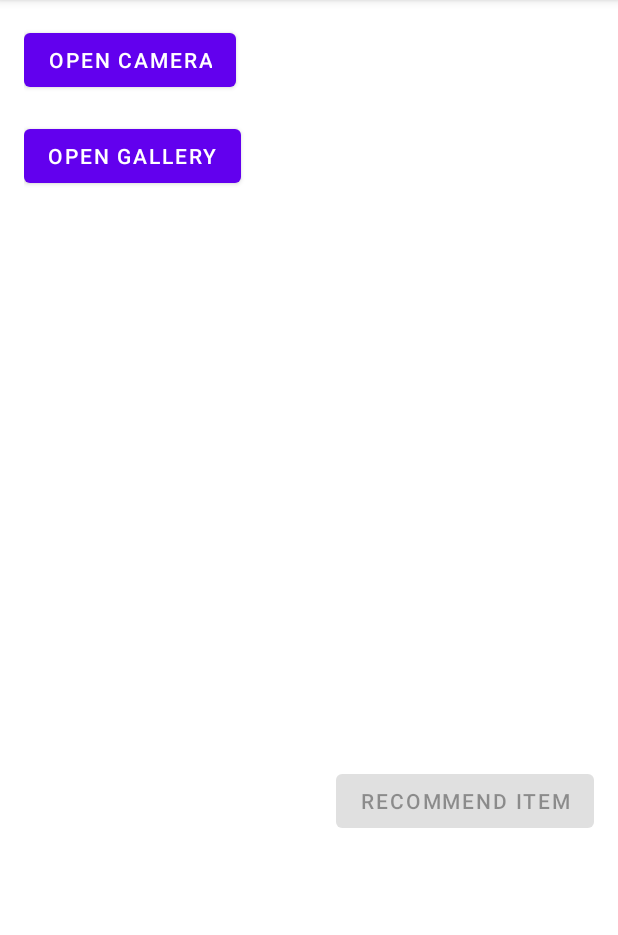
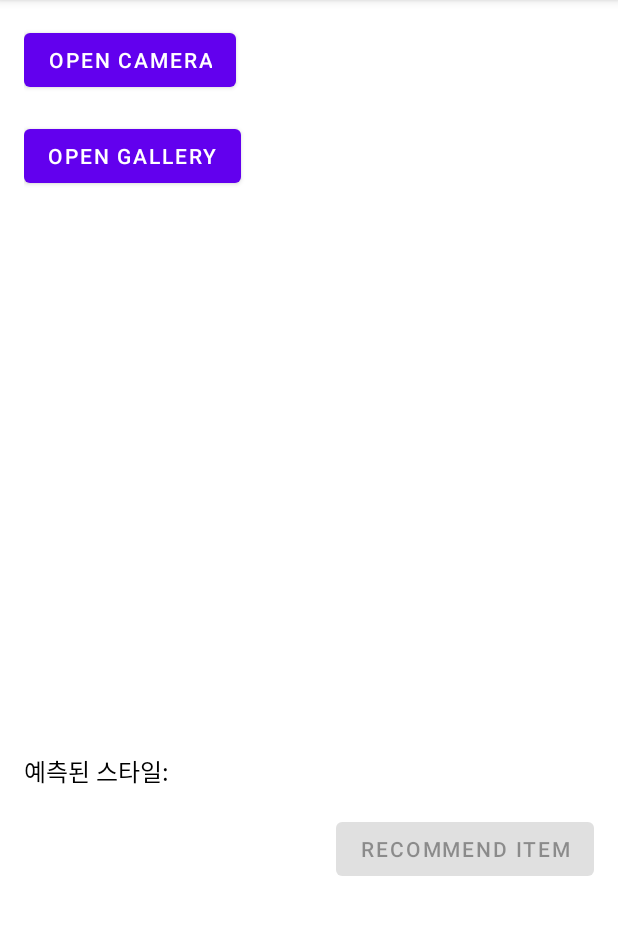
Before and after one commit to wlsgk5535/capstone, an Android app built with Jetpack Compose: the GalleryActivity screen opened directly, with no data from a screen before it, on a phone screen of 412 x 824 dp, the part 84-1019 px from its top. Run offline under Robolectric (Android 15) with nearby library versions, the phone set to English and light mode, and no system bars; pictures from the network do not load.

Commit message:
예측된 스타일 화면에 띄우기

```diff
--- a/app/src/main/java/com/example/calculator/GalleryActivity.java
+++ b/app/src/main/java/com/example/calculator/GalleryActivity.java
@@ -22,6 +22,7 @@ import androidx.core.app.ActivityCompat;
 import androidx.core.content.ContextCompat;
 import androidx.core.content.FileProvider;
 
+import android.widget.TextView;
 import android.widget.Toast;
 import android.util.Log;
 
@@ -49,6 +50,7 @@ public class GalleryActivity extends AppCompatActivity {
     private ImageView similarImageView;
     private String predictedClass; // 예측된 클래스 저장 변수
     private Button itemButton; // Result로 이동 버튼
+    private TextView predictedClassTextView;
 
     private Uri photoUri;
 
@@ -72,6 +74,7 @@ public class GalleryActivity extends AppCompatActivity {
         Button cameraButton = findViewById(R.id.button_camera);
         Button galleryButton = findViewById(R.id.button_gallery);
         itemButton = findViewById(R.id.button_item); // 새로 추가한 버튼
+        predictedClassTextView = findViewById(R.id.textView_predictedClass);
 
         // 초기에는 Result 버튼을 비활성화
         itemButton.setEnabled(false);
@@ -301,6 +304,8 @@ public class GalleryActivity extends AppCompatActivity {
                                     .load(imageURL)
                                     .into(similarImageView);
 
+                            predictedClassTextView.setText("예측된 스타일: " + predictedClass);
+
                             // Result 버튼 활성화
                             itemButton.setEnabled(true);
                         });
--- a/app/src/main/res/layout/activity_gallery_acttivity.xml
+++ b/app/src/main/res/layout/activity_gallery_acttivity.xml
@@ -40,7 +40,17 @@
             android:layout_weight="1"
             android:contentDescription="Similar Fashion Item Image"
             android:scaleType="centerCrop" />
+
     </LinearLayout>
+
+    <TextView
+        android:id="@+id/textView_predictedClass"
+        android:layout_width="wrap_content"
+        android:layout_height="wrap_content"
+        android:layout_marginTop="8dp"
+        android:text="예측된 스타일: "
+        android:textSize="16sp"
+        android:textColor="@android:color/black" />
 
     <Button
         android:id="@+id/button_item"
```
